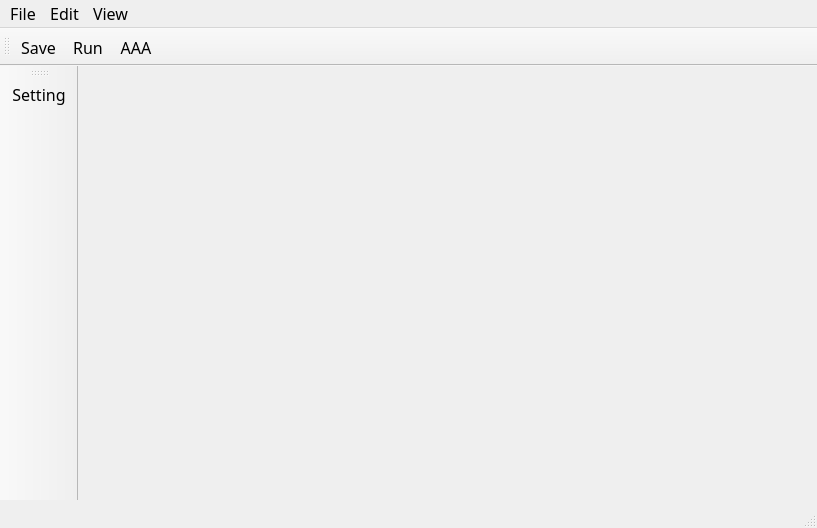
This is EX/20221206_ap_edit/main_win.ui in garyhsieh15/pyside6 as Qt 5 draws it before an edit. The edited form follows.
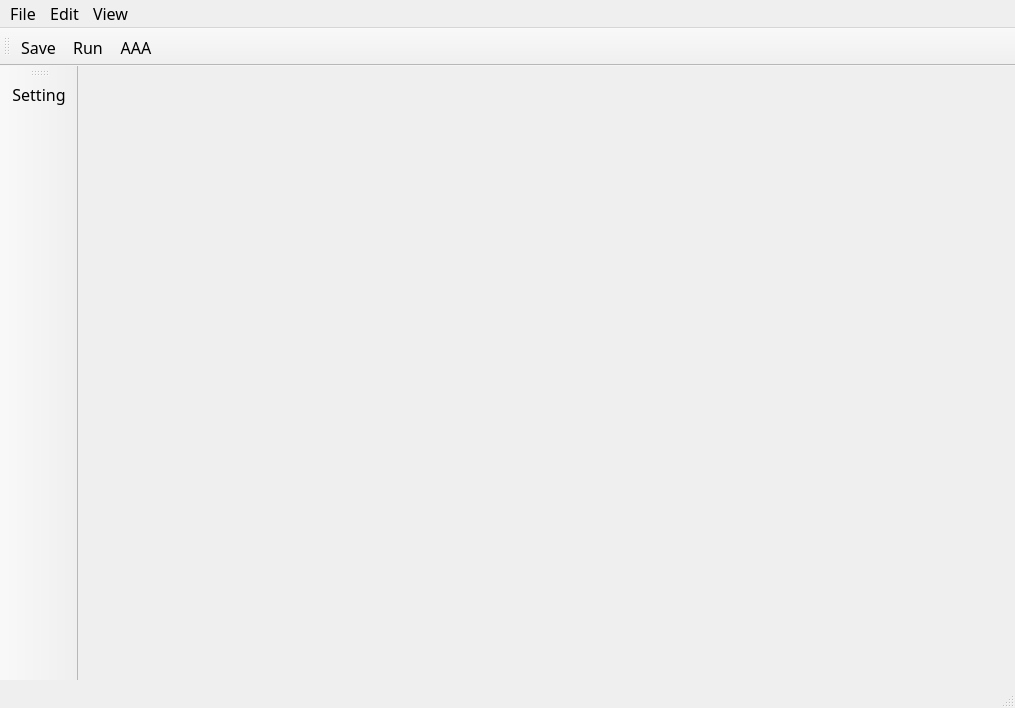
This is the edited form. Icons and pictures are not drawn.

```diff
--- a/EX/20221206_ap_edit/main_win.ui
+++ b/EX/20221206_ap_edit/main_win.ui
@@ -6,8 +6,8 @@
    <rect>
     <x>0</x>
     <y>0</y>
-    <width>817</width>
-    <height>528</height>
+    <width>1015</width>
+    <height>708</height>
    </rect>
   </property>
   <property name="font">
@@ -28,8 +28,8 @@
     <rect>
      <x>0</x>
      <y>0</y>
-     <width>817</width>
-     <height>29</height>
+     <width>1015</width>
+     <height>52</height>
     </rect>
    </property>
    <property name="font">
@@ -133,7 +133,7 @@
     <enum>LeftToolBarArea</enum>
    </attribute>
    <attribute name="toolBarBreak">
-    <bool>true</bool>
+    <bool>false</bool>
    </attribute>
    <addaction name="actionSetting"/>
   </widget>
```
Left out of the diff: 19 changed lines with no effect on the pictures.
